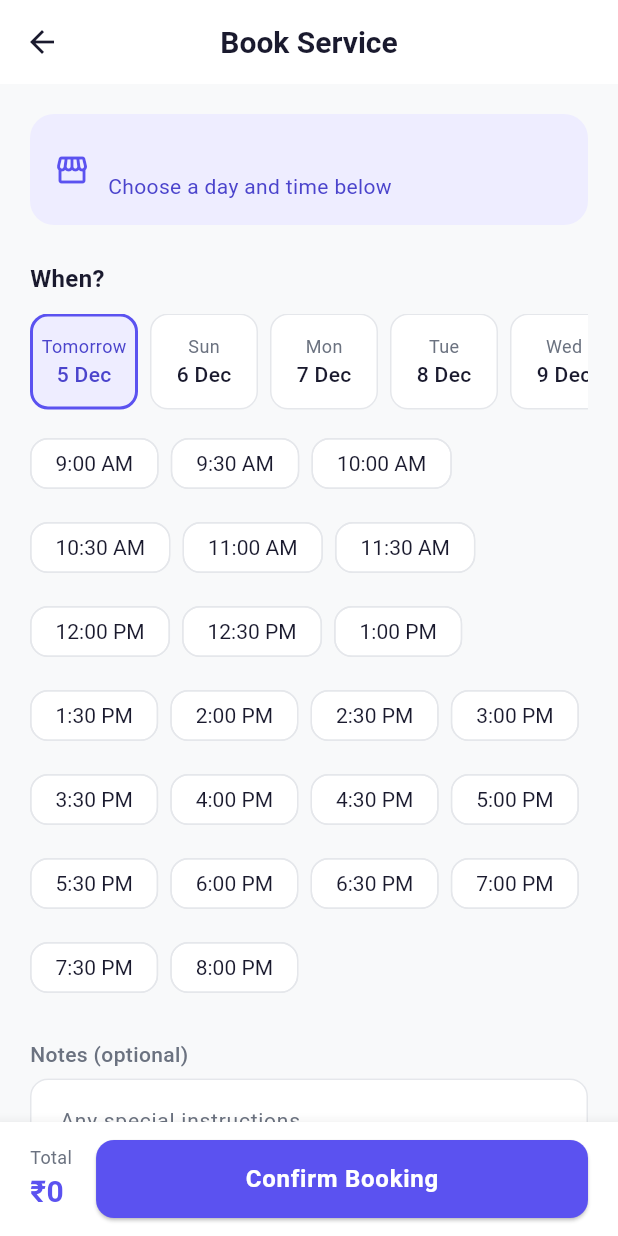
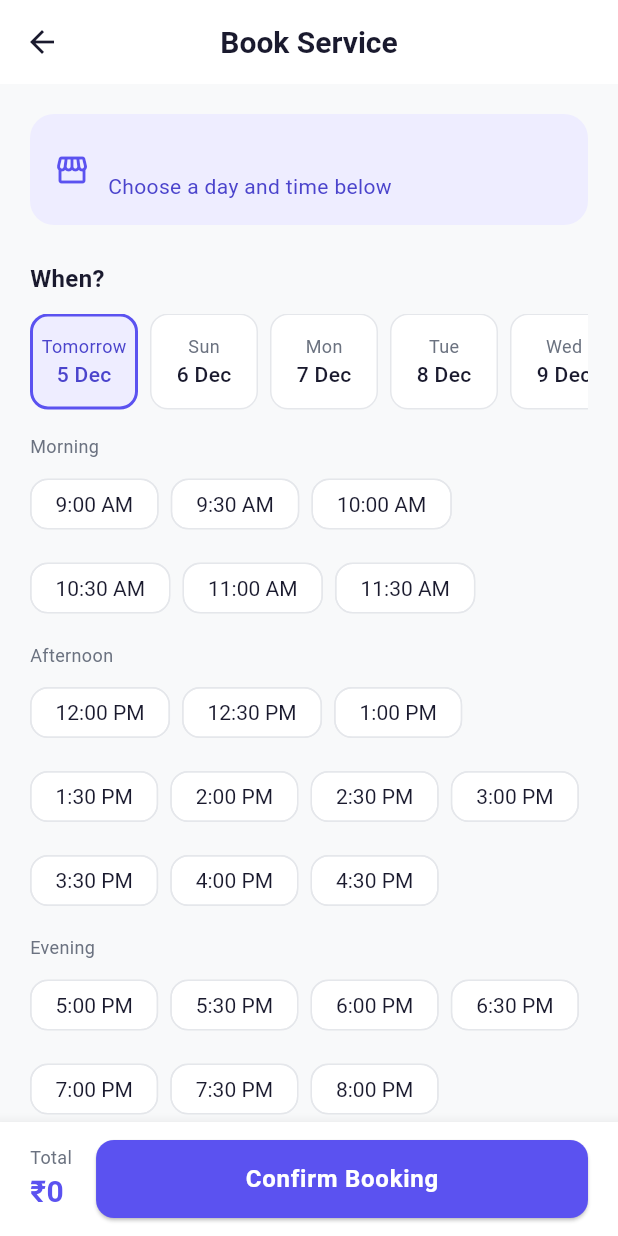
Before and after one commit to alakh8653/AlakhService, a Flutter app: the BookingPage screen opened directly with empty values, on a phone screen of 412 x 824 dp. Run offline on Flutter 3.47's test engine with Material 3 defaults, Android fonts, the phone set to English and light mode, and no system bars; our stand-ins replace connectivity_plus, dartz, dio, equatable, flutter_bloc, flutter_secure_storage and 5 more; missing offline and left inert: encrypt, razorpay_flutter; accounts and stored records are empty; network calls fail; Roboto replaces fonts that are missing (Poppins).

Commit message:
polish(mobile): group time slots by part of day; status pill keeps one line
- Booking times are grouped under Morning / Afternoon / Evening.
- The bookings status pill may take up to ~45% of the width, so "Awaiting
  confirmation" stays on one line on normal phones and only wraps when
  space is really short.

Co-Authored-By: Claude Opus 5.5 <noreply@anthropic.com>
Claude-Session: https://claude.ai/code/session_01GJFERNMU4BnRseq4wD3ZF9

```diff
--- a/apps/mobile_app/lib/features/booking/presentation/pages/booking_page.dart
+++ b/apps/mobile_app/lib/features/booking/presentation/pages/booking_page.dart
@@ -329,11 +329,22 @@ class _BookingPageState extends State<BookingPage> {
                   ),
                 ),
                 const SizedBox(height: 12),
+                // Grouped by part of the day so 20-odd times are quick to scan.
+                for (final (part, times) in [
+                  ('Morning', slots.where((t) => t.hour < 12)),
+                  ('Afternoon', slots.where((t) => t.hour >= 12 && t.hour < 17)),
+                  ('Evening', slots.where((t) => t.hour >= 17)),
+                ])
+                  if (times.isNotEmpty) ...[
+                    Padding(
+                      padding: const EdgeInsets.only(top: 4, bottom: 6),
+                      child: Text(part, style: AppTextStyles.caption),
+                    ),
                     Wrap(
                       spacing: 8,
                       runSpacing: 8,
                       children: [
-                    for (final t in slots)
+                        for (final t in times)
                           ChoiceChip(
                             label: Text(clockTime(t)),
                             showCheckmark: false,
@@ -342,6 +353,8 @@ class _BookingPageState extends State<BookingPage> {
                           ),
                       ],
                     ),
+                    const SizedBox(height: 8),
+                  ],
                 if (_showMissing && _slot == null)
                   Padding(
                     padding: const EdgeInsets.only(top: 8),
```
Also changed, not shown: apps/mobile_app/lib/features/booking/presentation/pages/booking_history_page.dart (+5 -4 lines), 1 other file. Lines whose indentation alone changed are shown as unchanged.
